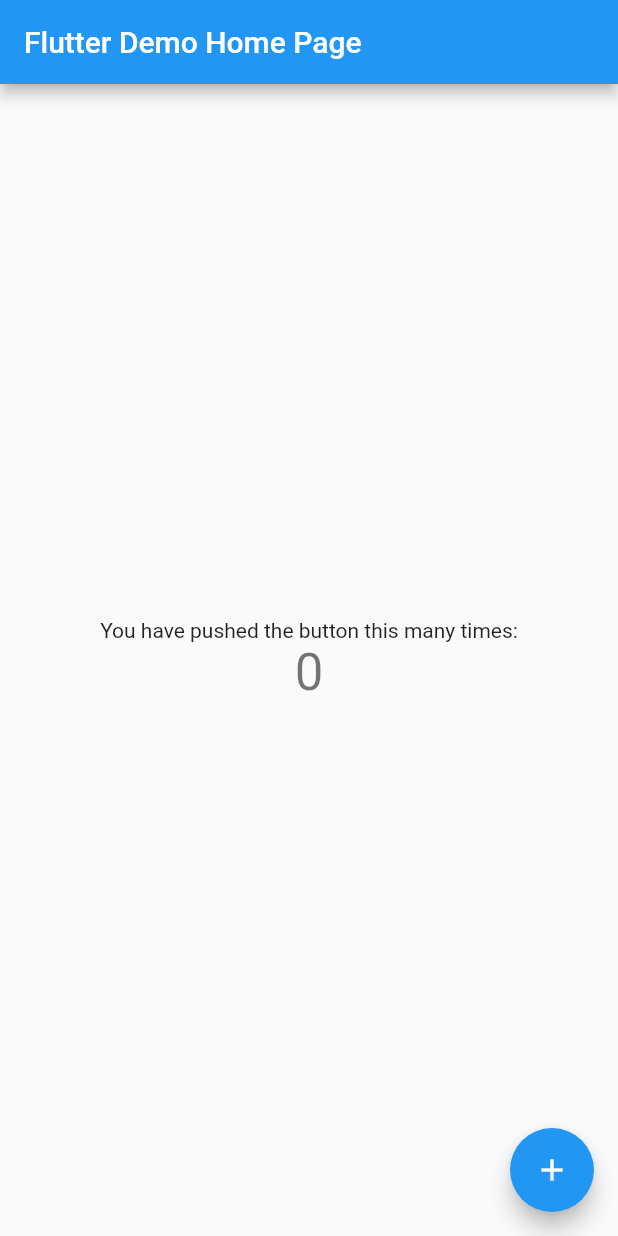
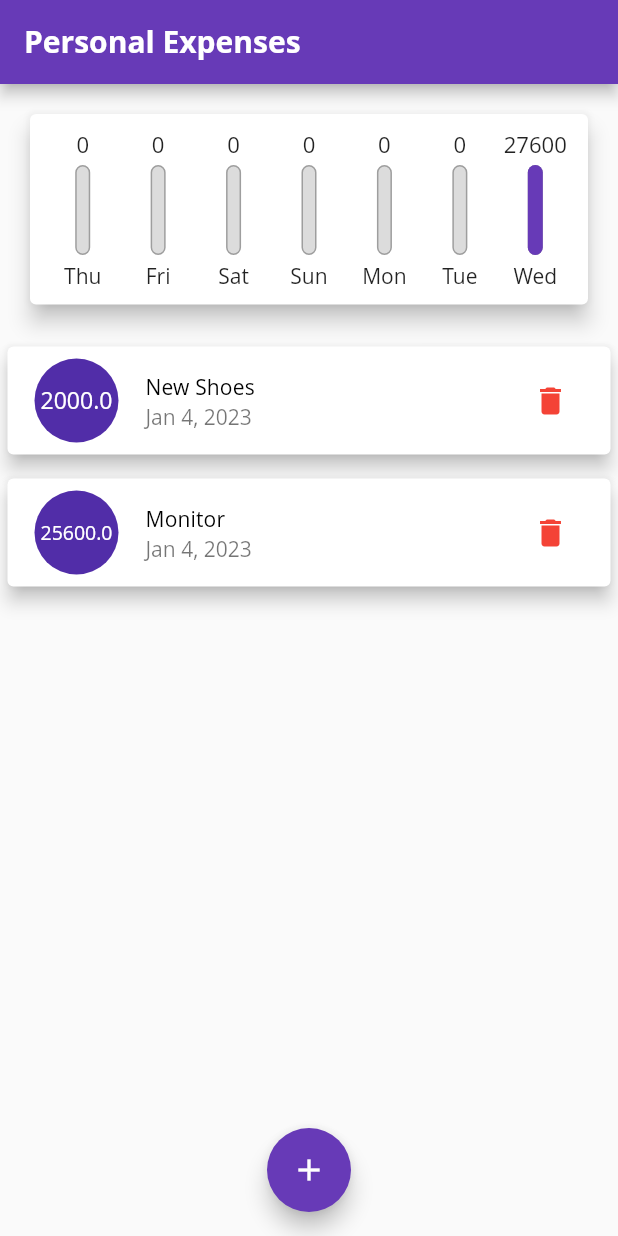
Before and after one commit to Pramri/interior_design_app, a Flutter app: the screen it shows after launch, on a phone screen of 412 x 824 dp. Run offline on Flutter 3.47's test engine with Material 2 defaults, Android fonts, the phone set to English and light mode, and no system bars; missing offline and left inert: dart:ffi; Roboto replaces fonts that are missing (Open Sans).

Commit message:
Project started

```diff
--- a/lib/main.dart
+++ b/lib/main.dart
@@ -1,115 +1,128 @@
+import 'dart:ffi';
+
 import 'package:flutter/material.dart';
+import './widgets/new_transaction.dart';
+import './model/transaction.dart';
+import './widgets/transaction_list.dart';
+import './widgets/chart.dart';
 
-void main() {
-  runApp(const MyApp());
-}
+void main() => runApp(MyApp());
 
 class MyApp extends StatelessWidget {
-  const MyApp({super.key});
-
-  // This widget is the root of your application.
   @override
   Widget build(BuildContext context) {
     return MaterialApp(
-      title: 'Flutter Demo',
+      title: 'Personal Expenses',
+      //Combination of color, style, fonts etcc...
       theme: ThemeData(
-        // This is the theme of your application.
-        //
-        // Try running your application with "flutter run". You'll see the
-        // application has a blue toolbar. Then, without quitting the app, try
-        // changing the primarySwatch below to Colors.green and then invoke
-        // "hot reload" (press "r" in the console where you ran "flutter run",
-        // or simply save your changes to "hot reload" in a Flutter IDE).
-        // Notice that the counter didn't reset back to zero; the application
-        // is not restarted.
-        primarySwatch: Colors.blue,
-      ),
-      home: const MyHomePage(title: 'Flutter Demo Home Page'),
+          primarySwatch: Colors.deepPurple,
+          errorColor: Colors.red,
+          fontFamily: 'Open Sans',
+          appBarTheme: AppBarTheme(
+              titleTextStyle: TextStyle(
+                  fontFamily: 'OpenSans',
+                  fontSize: 20,
+                  fontWeight: FontWeight.bold))),
+      home: MyHomePage(),
     );
   }
 }
 
 class MyHomePage extends StatefulWidget {
-  const MyHomePage({super.key, required this.title});
-
-  // This widget is the home page of your application. It is stateful, meaning
-  // that it has a State object (defined below) that contains fields that affect
-  // how it looks.
-
-  // This class is the configuration for the state. It holds the values (in this
-  // case the title) provided by the parent (in this case the App widget) and
-  // used by the build method of the State. Fields in a Widget subclass are
-  // always marked "final".
-
-  final String title;
-
   @override
   State<MyHomePage> createState() => _MyHomePageState();
 }
 
 class _MyHomePageState extends State<MyHomePage> {
-  int _counter = 0;
+  final List<Transaction> _userTransaction = [
+    Transaction(
+      id: 't1',
+      title: 'New Shoes',
+      amount: 2000,
+      date: DateTime.now(),
+    ),
+    Transaction(
+      id: 't2',
+      title: 'Monitor',
+      amount: 25600,
+      date: DateTime.now(),
+    ),
+  ];
 
-  void _incrementCounter() {
+  List<Transaction> get _recentTransactions {
+    return _userTransaction.where((tx) {
+      return tx.date.isAfter(
+        DateTime.now().subtract(
+          Duration(days: 7),
+        ),
+      );
+    }).toList();
+  }
+
+  void _addNewTransaction(
+      String txTitle, double txAmount, DateTime chosenDate) {
+    final newTx = Transaction(
+      title: txTitle,
+      amount: txAmount,
+      date: chosenDate,
+      id: DateTime.now().toString(),
+    );
     setState(() {
-      // This call to setState tells the Flutter framework that something has
-      // changed in this State, which causes it to rerun the build method below
-      // so that the display can reflect the updated values. If we changed
-      // _counter without calling setState(), then the build method would not be
-      // called again, and so nothing would appear to happen.
-      _counter=_counter+2;
+      _userTransaction.add(newTx);
     });
+  }
+
+  void _deleteTransaction(String id) {
+    setState(() {
+      _userTransaction.removeWhere((tx) {
+        return tx.id == id;
+      });
+    });
+  }
+
+  void _startAddNewTransaction(BuildContext ctx) {
+    showModalBottomSheet(
+        context: ctx,
+        builder: (_) {
+          return GestureDetector(
+            onTap: () {},
+            child: NewTransaction(_addNewTransaction),
+            behavior: HitTestBehavior.opaque,
+          );
+
+          //return NewTransaction(_addNewTransaction);
+        });
   }
 
   @override
   Widget build(BuildContext context) {
-    // This method is rerun every time setState is called, for instance as done
-    // by the _incrementCounter method above.
-    //
-    // The Flutter framework has been optimized to make rerunning build methods
-    // fast, so that you can just rebuild anything that needs updating rather
-    // than having to individually change instances of widgets.
     return Scaffold(
       appBar: AppBar(
-        // Here we take the value from the MyHomePage object that was created by
-        // the App.build method, and use it to set our appbar title.
-        title: Text(widget.title),
+        title: Text(
+          'Personal Expenses',
+          style: TextStyle(fontFamily: 'Open Sans'),
+        ),
+        // actions: [
+        //   IconButton(
+        //     onPressed: () => _startAddNewTransaction(context),
+        //     icon: Icon(Icons.add),
+        //   ),
+        // ],
       ),
-      body: Center(
-        // Center is a layout widget. It takes a single child and positions it
-        // in the middle of the parent.
+      body: SingleChildScrollView(
         child: Column(
-          // Column is also a layout widget. It takes a list of children and
-          // arranges them vertically. By default, it sizes itself to fit its
-          // children horizontally, and tries to be as tall as its parent.
-          //
-          // Invoke "debug painting" (press "p" in the console, choose the
-          // "Toggle Debug Paint" action from the Flutter Inspector in Android
-          // Studio, or the "Toggle Debug Paint" command in Visual Studio Code)
-          // to see the wireframe for each widget.
-          //
-          // Column has various properties to control how it sizes itself and
-          // how it positions its children. Here we use mainAxisAlignment to
-          // center the children vertically; the main axis here is the vertical
-          // axis because Columns are vertical (the cross axis would be
-          // horizontal).
-          mainAxisAlignment: MainAxisAlignment.center,
-          children: <Widget>[
-            const Text(
-              'You have pushed the button this many times:',
-            ),
-            Text(
-              '$_counter',
-              style: Theme.of(context).textTheme.headline4,
-            ),
+          mainAxisAlignment: MainAxisAlignment.start,
+          crossAxisAlignment: CrossAxisAlignment.stretch,
+          children: [
+            Chart(_recentTransactions),
+            TransactionList(_userTransaction, _deleteTransaction),
           ],
         ),
       ),
+      floatingActionButtonLocation: FloatingActionButtonLocation.centerFloat,
       floatingActionButton: FloatingActionButton(
-        onPressed: _incrementCounter,
-        tooltip: 'Increment',
-        child: const Icon(Icons.add),
-      ), // This trailing comma makes auto-formatting nicer for build methods.
+          child: Icon(Icons.add),
+          onPressed: () => _startAddNewTransaction(context)),
     );
   }
 }
--- /dev/null
+++ b/lib/model/transaction.dart
@@ -0,0 +1,17 @@
+
+
+class Transaction {
+
+  final String id;
+
+  final String title;
+  final double amount;
+  final DateTime date;
+
+  Transaction({
+    required this.id,
+    required this.title,
+    required this.amount,
+    required this.date
+    });
+}
--- /dev/null
+++ b/lib/widgets/chart.dart
@@ -0,0 +1,56 @@
+import 'package:flutter/material.dart';
+import './chart_bar.dart';
+import '../model/transaction.dart';
+import 'package:intl/intl.dart';
+
+class Chart extends StatelessWidget {
+  final List<Transaction> recentTransactions;
+
+  Chart(this.recentTransactions);
+
+  List<Map<String, Object>> get groupedTrasactionValues {
+    return List.generate(7, (index) {
+      final weekDay = DateTime.now().subtract(
+        Duration(days: index),
+      );
+
+      double totalSum = 0.0;
+      for (var i = 0; i < recentTransactions.length; i++) {
+        if (recentTransactions[i].date.day == weekDay.day &&
+            recentTransactions[i].date.month == weekDay.month &&
+            recentTransactions[i].date.year == weekDay.year) {
+          totalSum += recentTransactions[i].amount;
+        }
+      }
+
+      return {'day': DateFormat.E().format(weekDay), 'amount': totalSum,};
+    }).reversed.toList();
+  }
+
+  double get maxSpending {
+    return groupedTrasactionValues.fold(0.0, (sum, item) {
+      return sum + (item['amount'] as double);
+    });
+  }
+
+  @override
+  Widget build(BuildContext context) {
+    print(groupedTrasactionValues);
+    return Card(
+      elevation: 6,
+      margin: EdgeInsets.all(20),
+      child: Container(
+        padding: EdgeInsets.all(10),
+        child: Row(
+          mainAxisAlignment: MainAxisAlignment.spaceAround,
+            children: groupedTrasactionValues.map((data) {
+          return Flexible(
+            fit: FlexFit.tight,
+            child: ChartBar((data['day'] as String), (data['amount'] as double),
+                (maxSpending == 0.0 ? 0.0 : data['amount'] as double) / maxSpending),
+          );
+        }).toList()),
+      ),
+    );
+  }
+}
--- /dev/null
+++ b/lib/widgets/chart_bar.dart
@@ -0,0 +1,53 @@
+import 'package:flutter/material.dart';
+
+class ChartBar extends StatelessWidget {
+  final String label;
+  final double spendingAmount;
+  final double spendingPctOfTotal;
+
+  ChartBar(this.label, this.spendingAmount, this.spendingPctOfTotal);
+
+  @override
+  Widget build(BuildContext context) {
+    return Column(
+      children: [
+        //force child into the availble space so it shrink..so it will fit in the box.. so if nnumber is big it will
+        Container(
+          height: 20,
+          child: FittedBox(child: Text('${spendingAmount.toStringAsFixed(0)}'))),
+        SizedBox(
+          height: 4,
+        ),
+        Container(
+          height: 60,
+          width: 10,
+          child: Stack(
+            children: [
+              Container(
+                decoration: BoxDecoration(
+                  border: Border.all(color: Colors.grey, width: 1.0),
+                  color: Color.fromRGBO(220, 220, 220, 1),
+                  borderRadius: BorderRadius.circular(20),
+                ),
+              ),
+              FractionallySizedBox(
+                heightFactor: spendingPctOfTotal,
+                child: Container(
+                  decoration:
+                      BoxDecoration(
+                      color: Theme.of(context).primaryColor,
+                      borderRadius: BorderRadius.circular(10),
+                      ),
+                ),
+              )
+            ],
+          ),
+        ),
+        SizedBox(
+          height: 4,
+        ),
+        Text(label),
+      ],
+    );
+  }
+}
--- /dev/null
+++ b/lib/widgets/transaction_list.dart
@@ -0,0 +1,48 @@
+import 'package:flutter/material.dart';
+import 'package:intl/intl.dart';
+import '../model/transaction.dart';
+
+class TransactionList extends StatelessWidget {
+  final List<Transaction> transactions;
+  final Function deleteTx;
+  TransactionList(this.transactions, this.deleteTx);
+  @override
+  Widget build(BuildContext context) {
+    return Container(
+      height: 300,
+      //Container should be parent of ListView
+      child: ListView.builder(
+        itemBuilder: (ctx, index) {
+          return Card(
+            //elevation thoda dark karta hai card ko...
+            elevation: 5,
+            margin: EdgeInsets.symmetric(vertical: 8, horizontal: 5),
+            child: ListTile(
+              leading: CircleAvatar(
+                radius: 30,
+                child: Padding(
+                    padding: EdgeInsets.all(6),
+                    child: FittedBox(
+                        child: Text('${transactions[index].amount}'))),
+              ),
+              title: Text(
+                transactions[index].title,
+                style: Theme.of(context).textTheme.titleSmall,
+              ),
+              subtitle: Text(
+                DateFormat.yMMMd().format(transactions[index].date),
+              ),
+
+              trailing: IconButton(
+                icon: Icon(Icons.delete),
+                color: Theme.of(context).errorColor,
+                onPressed: () => deleteTx(transactions[index].id),
+              ),
+            ),
+          );
+        },
+        itemCount: transactions.length,
+      ),
+    );
+  }
+}
```
Also changed, not shown: lib/widgets/new_transaction.dart (added, +96 -0 lines), pubspec.yaml (+14 -6 lines), assets/fonts/OpenSans-Bold.ttf (added), assets/fonts/OpenSans-Regular.ttf (added), assets/fonts/Quicksand-Bold.ttf (added), assets/fonts/Quicksand-Light.ttf (added), assets/fonts/Quicksand-Medium.ttf (added), assets/fonts/Quicksand-Regular.ttf (added), pubspec.lock.
